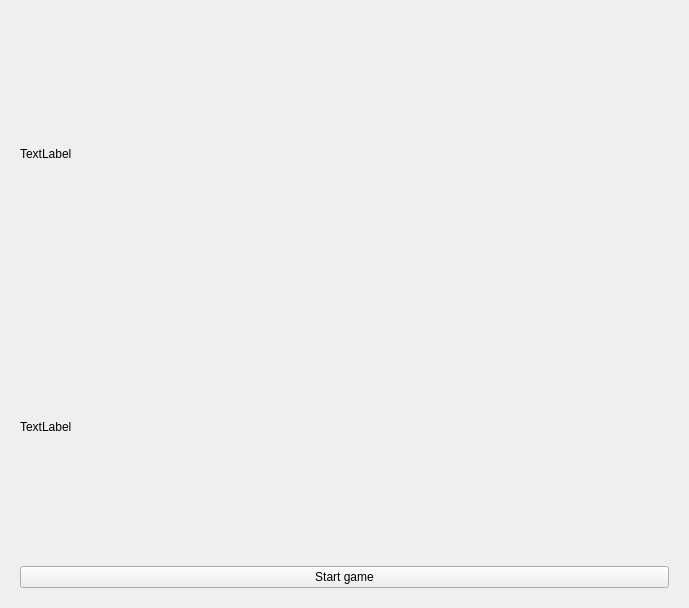
The window that title.ui (andrewreeman/staffGames) describes before a commit, drawn with Qt 5.
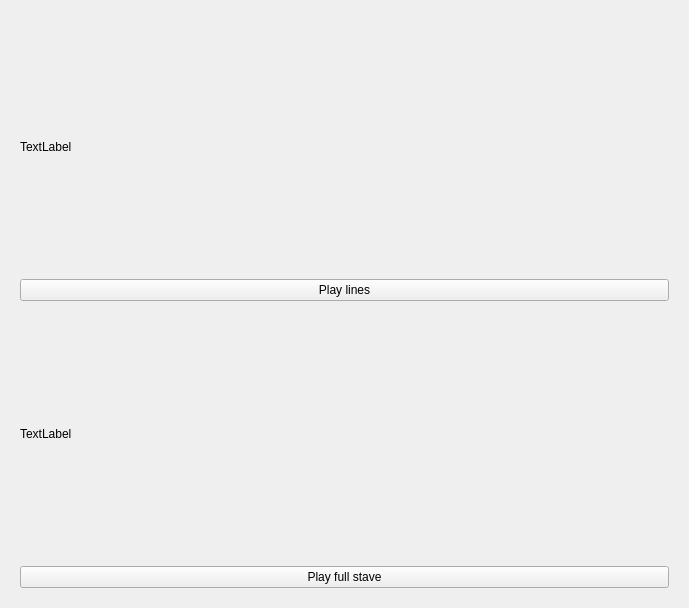
The same window after the commit. The open tabs and pages were chosen to show the change.

Commit message: with setSelectableLines function in game_notefinding.cpp and basic game loading

What changed in the file:
```diff
--- a/title.ui
+++ b/title.ui
@@ -75,6 +75,13 @@
          </property>
         </widget>
        </item>
+       <item>
+        <widget class="QPushButton" name="playLines">
+         <property name="text">
+          <string>Play lines</string>
+         </property>
+        </widget>
+       </item>
        <item>
         <widget class="QLabel" name="userScore">
          <property name="text">
@@ -85,7 +92,7 @@
        <item>
         <widget class="QPushButton" name="startGame">
          <property name="text">
-          <string>Start game</string>
+          <string>Play full stave</string>
          </property>
         </widget>
        </item>
```
Left out of the diff: 4 changed lines with no effect on the pictures. The commit also changes 4 other files.
